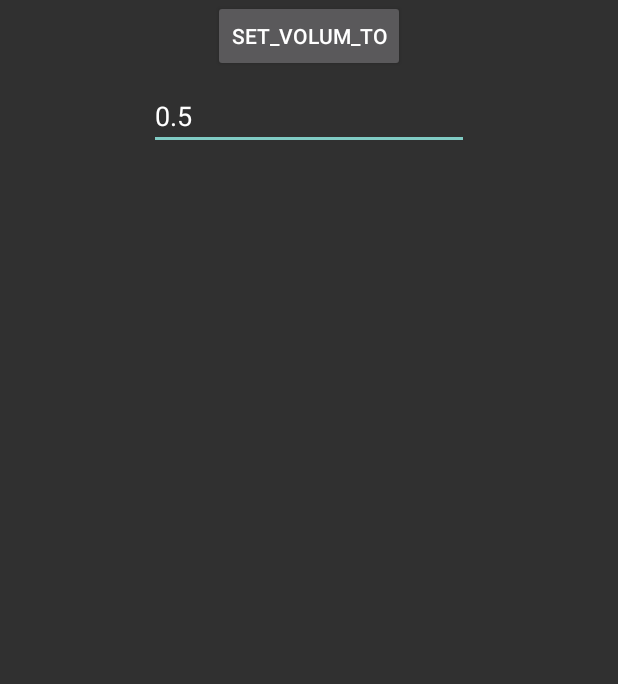
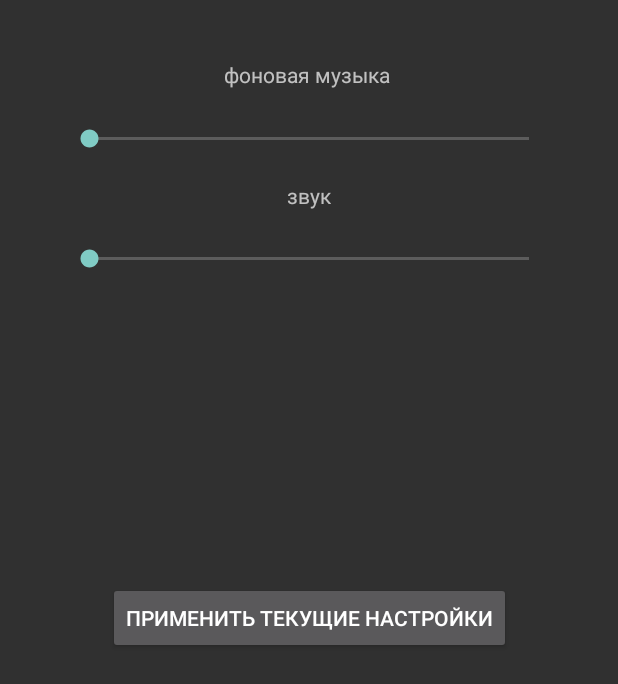
Before and after one commit to Dmity569/SpaceGameBulletHell, an Android app: the layout activity_settings.xml on its own in the app's theme, with its tools: preview values and no code run, on a phone screen of 412 x 824 dp. Shown: the top 684 px of the screen. Run offline under Robolectric (Android 15) with nearby library versions, the phone set to English and light mode, and no system bars.

Commit message:
settings.xml complied

```diff
--- a/app/src/main/AndroidManifest.xml
+++ b/app/src/main/AndroidManifest.xml
@@ -35,6 +35,11 @@
             android:screenOrientation="portrait"
             android:exported="true">
         </activity>
+        <activity android:name=".SettinsActivity"
+            android:configChanges="orientation"
+            android:screenOrientation="portrait"
+            android:exported="true">
+        </activity>
 
 
 <!--        <meta-data-->
--- a/app/src/main/res/layout/activity_menu.xml
+++ b/app/src/main/res/layout/activity_menu.xml
@@ -33,7 +33,7 @@
             android:textSize="36sp" />
 
         <Button
-            android:id="@+id/setting"
+            android:id="@+id/settings"
             android:layout_width="130dp"
             android:layout_height="60dp"
             android:text="Settings" />
--- a/app/src/main/res/layout/activity_settings.xml
+++ b/app/src/main/res/layout/activity_settings.xml
@@ -6,28 +6,58 @@
     android:layout_height="match_parent">
 
     <Button
-        android:id="@+id/button"
+        android:id="@+id/set_settins"
         android:layout_width="wrap_content"
         android:layout_height="wrap_content"
-        android:text="set_volum_to"
+        android:text="применить текущие настройки"
+        app:layout_constraintBottom_toBottomOf="parent"
+        app:layout_constraintEnd_toEndOf="parent"
+        app:layout_constraintStart_toStartOf="parent"
+        app:layout_constraintTop_toTopOf="parent" />
+
+    <TextView
+        android:id="@+id/textView2"
+        android:layout_width="wrap_content"
+        android:layout_height="wrap_content"
+        android:text="фоновая музыка "
         app:layout_constraintBottom_toBottomOf="parent"
         app:layout_constraintEnd_toEndOf="parent"
         app:layout_constraintHorizontal_bias="0.5"
         app:layout_constraintStart_toStartOf="parent"
         app:layout_constraintTop_toTopOf="parent"
-        app:layout_constraintVertical_bias="0.0" />
+        app:layout_constraintVertical_bias="0.05" />
 
-    <EditText
-        android:id="@+id/editTextTextPersonName"
+    <TextView
+        android:id="@+id/textView5"
         android:layout_width="wrap_content"
         android:layout_height="wrap_content"
-        android:ems="10"
-        android:inputType="textPersonName"
-        android:text="0.5"
+        android:text="звук"
         app:layout_constraintBottom_toBottomOf="parent"
         app:layout_constraintEnd_toEndOf="parent"
         app:layout_constraintHorizontal_bias="0.5"
         app:layout_constraintStart_toStartOf="parent"
         app:layout_constraintTop_toTopOf="parent"
-        app:layout_constraintVertical_bias="0.07" />
+        app:layout_constraintVertical_bias="0.15" />
+
+    <SeekBar
+        android:id="@+id/seekBar"
+        android:layout_width="325dp"
+        android:layout_height="25dp"
+        app:layout_constraintBottom_toBottomOf="parent"
+        app:layout_constraintEnd_toEndOf="parent"
+        app:layout_constraintHorizontal_bias="0.5"
+        app:layout_constraintStart_toStartOf="parent"
+        app:layout_constraintTop_toTopOf="parent"
+        app:layout_constraintVertical_bias="0.1" />
+
+    <SeekBar
+        android:id="@+id/seekBar2"
+        android:layout_width="325dp"
+        android:layout_height="25dp"
+        app:layout_constraintBottom_toBottomOf="parent"
+        app:layout_constraintEnd_toEndOf="parent"
+        app:layout_constraintHorizontal_bias="0.5"
+        app:layout_constraintStart_toStartOf="parent"
+        app:layout_constraintTop_toTopOf="parent"
+        app:layout_constraintVertical_bias="0.2" />
 </androidx.constraintlayout.widget.ConstraintLayout>
```
Also changed, not shown: app/src/main/java/com/example/spacegame/MenuActivity.java (+10 -0 lines), app/src/main/java/com/example/spacegame/SettinsActivity.java (added, +43 -0 lines).
